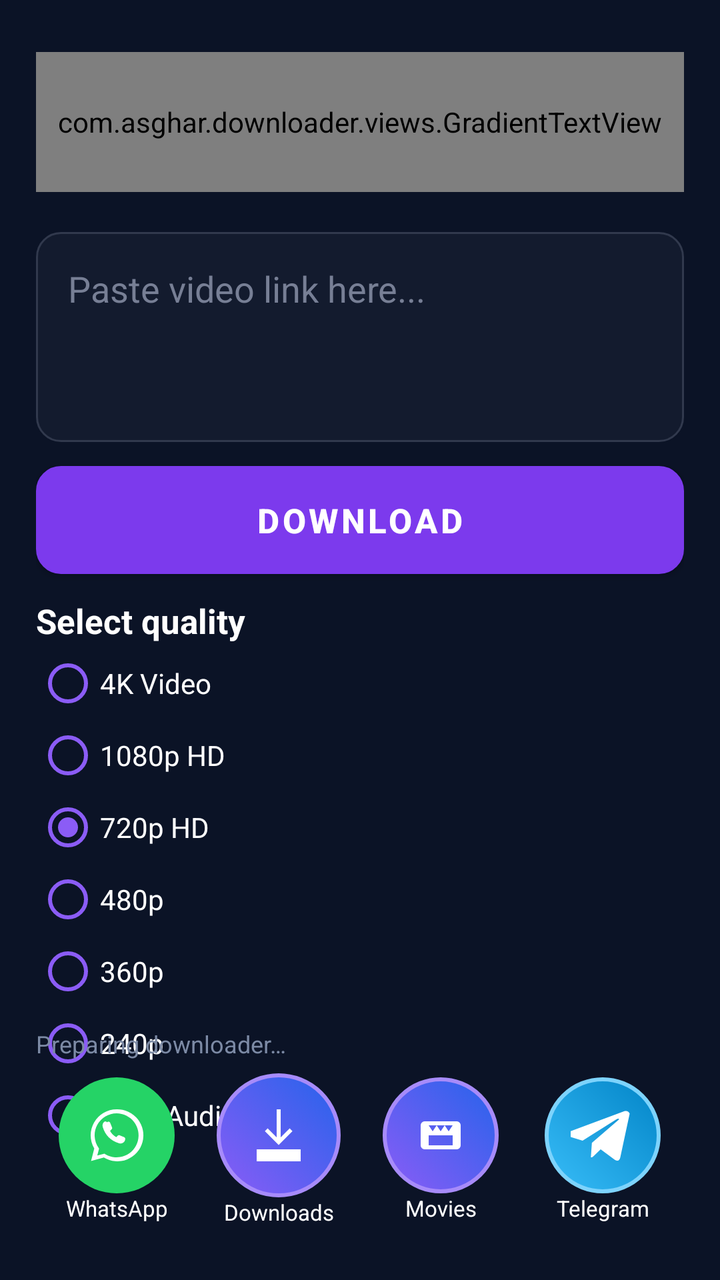
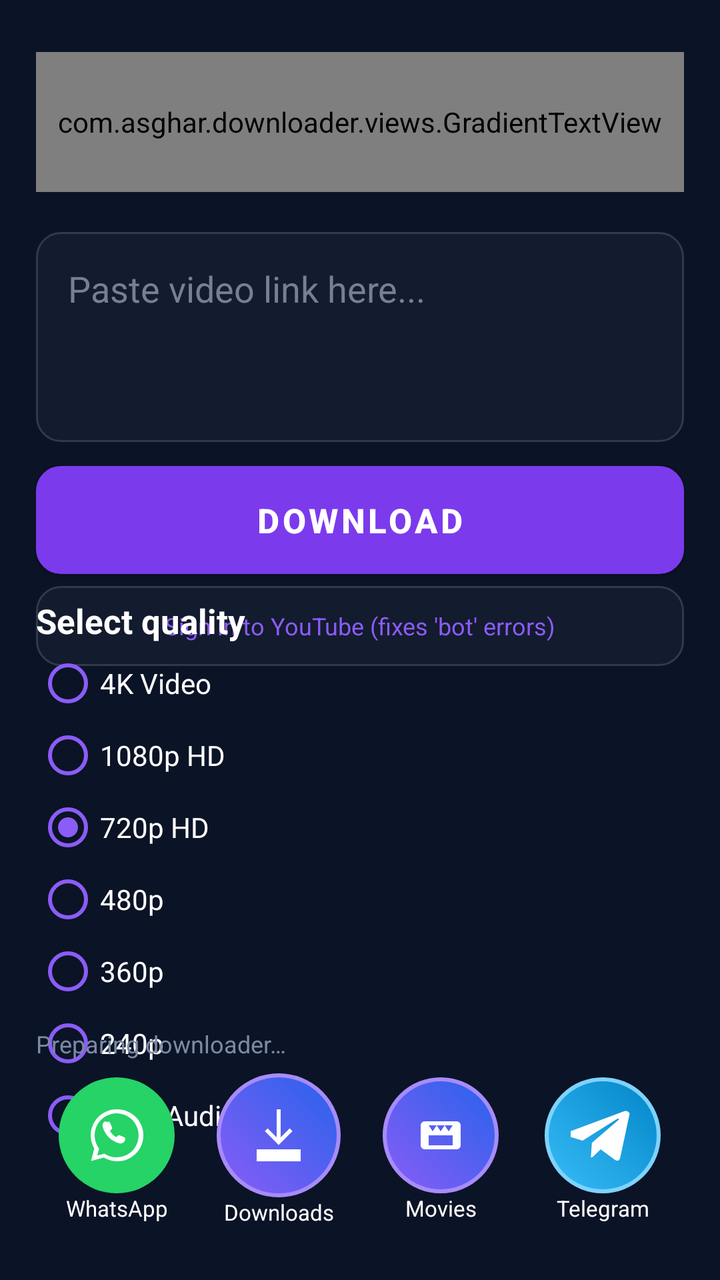

Two renders of the same Android screen: before a commit and after it. Below are the layout's source before the change and the commit's diff.
<!-- AndroidManifest.xml: application theme Theme.AsgharDownloader -->
<!-- res/layout/activity_main.xml -->
<?xml version="1.0" encoding="utf-8"?>
<androidx.constraintlayout.widget.ConstraintLayout xmlns:android="http://schemas.android.com/apk/res/android"
    xmlns:app="http://schemas.android.com/apk/res-auto"
    android:layout_width="match_parent"
    android:layout_height="match_parent"
    android:background="@color/background"
    android:padding="18dp">

    <com.asghar.downloader.views.GradientTextView
        android:id="@+id/tvTitle"
        android:layout_width="match_parent"
        android:layout_height="70dp"
        android:layout_marginTop="8dp"
        app:layout_constraintTop_toTopOf="parent"
        app:layout_constraintStart_toStartOf="parent"
        app:layout_constraintEnd_toEndOf="parent" />

    <EditText
        android:id="@+id/etUrl"
        android:layout_width="0dp"
        android:layout_height="105dp"
        android:layout_marginTop="20dp"
        android:background="@drawable/edittext_bg"
        android:gravity="top|start"
        android:hint="Paste video link here..."
        android:inputType="textUri|textMultiLine"
        android:padding="16dp"
        android:textColor="#FFFFFF"
        android:textColorHint="#777F95"
        app:layout_constraintEnd_toEndOf="parent"
        app:layout_constraintStart_toStartOf="parent"
        app:layout_constraintTop_toBottomOf="@id/tvTitle" />

    <Button
        android:id="@+id/btnDownload"
        android:layout_width="0dp"
        android:layout_height="54dp"
        android:layout_marginTop="12dp"
        android:background="@drawable/premium_button_bg"
        android:text="DOWNLOAD"
        android:textColor="#FFFFFF"
        android:textSize="17sp"
        android:textStyle="bold"
        app:layout_constraintEnd_toEndOf="parent"
        app:layout_constraintStart_toStartOf="parent"
        app:layout_constraintTop_toBottomOf="@id/etUrl" />

    <TextView
        android:id="@+id/tvQualityLabel"
        android:layout_width="wrap_content"
        android:layout_height="wrap_content"
        android:layout_marginTop="12dp"
        android:text="Select quality"
        android:textColor="#FFFFFF"
        android:textSize="17sp"
        android:textStyle="bold"
        app:layout_constraintStart_toStartOf="parent"
        app:layout_constraintTop_toBottomOf="@id/btnDownload" />

    <RadioGroup
        android:id="@+id/rgQuality"
        android:layout_width="0dp"
        android:layout_height="wrap_content"
        android:layout_marginTop="2dp"
        android:orientation="vertical"
        app:layout_constraintEnd_toEndOf="parent"
        app:layout_constraintStart_toStartOf="parent"
        app:layout_constraintTop_toBottomOf="@id/tvQualityLabel">
        <RadioButton android:id="@+id/rb4k" android:layout_width="match_parent" android:layout_height="36dp" android:buttonTint="#8B5CF6" android:tag="4k" android:text="4K Video" android:textColor="#FFFFFF" />
        <RadioButton android:id="@+id/rb1080p" android:layout_width="match_parent" android:layout_height="36dp" android:buttonTint="#8B5CF6" android:tag="1080p" android:text="1080p HD" android:textColor="#FFFFFF" />
        <RadioButton android:id="@+id/rb720p" android:layout_width="match_parent" android:layout_height="36dp" android:buttonTint="#8B5CF6" android:checked="true" android:tag="720p" android:text="720p HD" android:textColor="#FFFFFF" />
        <RadioButton android:id="@+id/rb480p" android:layout_width="match_parent" android:layout_height="36dp" android:buttonTint="#8B5CF6" android:tag="480p" android:text="480p" android:textColor="#FFFFFF" />
        <RadioButton android:id="@+id/rb360p" android:layout_width="match_parent" android:layout_height="36dp" android:buttonTint="#8B5CF6" android:tag="360p" android:text="360p" android:textColor="#FFFFFF" />
        <RadioButton android:id="@+id/rb240p" android:layout_width="match_parent" android:layout_height="36dp" android:buttonTint="#8B5CF6" android:tag="240p" android:text="240p" android:textColor="#FFFFFF" />
        <RadioButton android:id="@+id/rbMp3" android:layout_width="match_parent" android:layout_height="36dp" android:buttonTint="#8B5CF6" android:tag="mp3" android:text="MP3 Audio" android:textColor="#FFFFFF" />
    </RadioGroup>

    <TextView
        android:id="@+id/tvEngineStatus"
        android:layout_width="wrap_content"
        android:layout_height="wrap_content"
        android:layout_marginBottom="92dp"
        android:text="Preparing downloader…"
        android:textColor="#7C8AA5"
        android:textSize="12sp"
        app:layout_constraintBottom_toBottomOf="parent"
        app:layout_constraintStart_toStartOf="parent" />

    <LinearLayout
        android:id="@+id/bottomBar"
        android:layout_width="0dp"
        android:layout_height="86dp"
        android:layout_marginBottom="4dp"
        android:gravity="center"
        android:orientation="horizontal"
        app:layout_constraintBottom_toBottomOf="parent"
        app:layout_constraintEnd_toEndOf="parent"
        app:layout_constraintStart_toStartOf="parent">

        <LinearLayout android:layout_width="0dp" android:layout_height="wrap_content" android:layout_weight="1" android:gravity="center" android:orientation="vertical">
            <ImageButton android:id="@+id/btnWhatsapp" android:layout_width="58dp" android:layout_height="58dp" android:background="@drawable/whatsapp_button_bg" android:contentDescription="WhatsApp" android:padding="13dp" android:src="@drawable/ic_whatsapp" />
            <TextView android:layout_width="wrap_content" android:layout_height="wrap_content" android:text="WhatsApp" android:textColor="#FFFFFF" android:textSize="11sp" />
        </LinearLayout>

        <LinearLayout android:layout_width="0dp" android:layout_height="wrap_content" android:layout_weight="1" android:gravity="center" android:orientation="vertical">
            <ImageButton android:id="@+id/btnDownloads" android:layout_width="62dp" android:layout_height="62dp" android:background="@drawable/downloads_button_bg" android:contentDescription="Download list" android:padding="15dp" android:src="@drawable/ic_downloads" />
            <TextView android:layout_width="wrap_content" android:layout_height="wrap_content" android:text="Downloads" android:textColor="#FFFFFF" android:textSize="11sp" />
        </LinearLayout>

        <LinearLayout android:layout_width="0dp" android:layout_height="wrap_content" android:layout_weight="1" android:gravity="center" android:orientation="vertical">
            <ImageButton android:id="@+id/btnMovies" android:layout_width="58dp" android:layout_height="58dp" android:background="@drawable/movies_button_bg" android:contentDescription="Movies" android:padding="13dp" android:src="@drawable/ic_movies" />
            <TextView android:layout_width="wrap_content" android:layout_height="wrap_content" android:text="Movies" android:textColor="#FFFFFF" android:textSize="11sp" />
        </LinearLayout>

        <LinearLayout android:layout_width="0dp" android:layout_height="wrap_content" android:layout_weight="1" android:gravity="center" android:orientation="vertical">
            <ImageButton android:id="@+id/btnTelegram" android:layout_width="58dp" android:layout_height="58dp" android:background="@drawable/telegram_button_bg" android:contentDescription="Telegram channel" android:padding="13dp" android:src="@drawable/ic_telegram" />
            <TextView android:layout_width="wrap_content" android:layout_height="wrap_content" android:text="Telegram" android:textColor="#FFFFFF" android:textSize="11sp" />
        </LinearLayout>
    </LinearLayout>
</androidx.constraintlayout.widget.ConstraintLayout>
<!-- resources referenced by this layout -->
<resources>
  <color name="background">#0b1326</color>
  <!-- drawable downloads_button_bg (drawable) -->
  <selector xmlns:android="http://schemas.android.com/apk/res/android"><item><shape><corners android:radius="30dp"/><gradient android:angle="45" android:startColor="#8B5CF6" android:endColor="#2563EB"/><stroke android:width="2dp" android:color="#A78BFA"/></shape></item></selector>
  <!-- drawable edittext_bg (drawable) -->
  <shape xmlns:android="http://schemas.android.com/apk/res/android">
      <solid android:color="#131b2e" />
      <corners android:radius="12dp" />
      <stroke android:width="1dp" android:color="#31394d" />
  </shape>
  <!-- drawable ic_downloads (drawable) -->
  <vector xmlns:android="http://schemas.android.com/apk/res/android" android:width="32dp" android:height="32dp" android:viewportWidth="32" android:viewportHeight="32"><path android:fillColor="#FFFFFF" android:pathData="M15,3h2v14l4.5,-4.5 1.4,1.4L16,20.8l-6.9,-6.9 1.4,-1.4L15,17zM5,23h22v6H5z"/></vector>
  <!-- drawable ic_movies (drawable) -->
  <vector xmlns:android="http://schemas.android.com/apk/res/android" android:width="24dp" android:height="24dp" android:viewportWidth="24" android:viewportHeight="24">
      <path android:fillColor="#FFFFFF" android:pathData="M4,5h16a2,2 0,0 1,2 2v10a2,2 0,0 1,-2 2H4a2,2 0,0 1,-2 -2V7a2,2 0,0 1,2 -2zM6,7l2,3 2,-3 2,3 2,-3 2,3 2,-3H6zM6,17h12v-5H6v5z"/>
  </vector>
  <!-- drawable ic_telegram (drawable) -->
  <vector xmlns:android="http://schemas.android.com/apk/res/android" android:width="32dp" android:height="32dp" android:viewportWidth="32" android:viewportHeight="32"><path android:fillColor="#FFFFFF" android:pathData="M29.5,5.2L24.8,27.1c-0.35,1.55 -1.28,1.94 -2.6,1.21l-7.2,-5.31 -3.47,3.34c-0.38,0.38 -0.7,0.7 -1.43,0.7l0.51,-7.33L23.95,8.24c0.61,-0.54 -0.13,-0.84 -0.94,-0.3L5.96,18.66l-7.07,-2.21c-1.54,-0.48 -1.57,-1.54 0.32,-2.28L26.84,3.95c1.29,-0.48 2.42,0.3 2.66,1.25z"/></vector>
  <!-- drawable movies_button_bg (drawable) -->
  <selector xmlns:android="http://schemas.android.com/apk/res/android"><item><shape><corners android:radius="30dp"/><gradient android:angle="45" android:startColor="#8B5CF6" android:endColor="#2563EB"/><stroke android:width="2dp" android:color="#A78BFA"/></shape></item></selector>
  <!-- drawable premium_button_bg (drawable) -->
  <shape xmlns:android="http://schemas.android.com/apk/res/android"><corners android:radius="12dp"/><gradient android:angle="0" android:startColor="#7C3AED" android:endColor="#2563EB"/><stroke android:width="1dp" android:color="#A78BFA"/></shape>
  <!-- drawable telegram_button_bg (drawable) -->
  <shape xmlns:android="http://schemas.android.com/apk/res/android"><corners android:radius="30dp"/><gradient android:angle="45" android:startColor="#38BDF8" android:endColor="#0284C7"/><stroke android:width="2dp" android:color="#7DD3FC"/></shape>
  <!-- drawable whatsapp_button_bg (drawable) -->
  <?xml version="1.0" encoding="utf-8"?>
  <shape xmlns:android="http://schemas.android.com/apk/res/android" android:shape="oval">
      <solid android:color="#25D366" />
      <padding android:left="4dp" android:top="4dp" android:right="4dp" android:bottom="4dp" />
  </shape>
  <style name="Theme.AsgharDownloader" parent="Theme.MaterialComponents.DayNight.NoActionBar">
          <item name="colorPrimary">@color/primary</item>
          <item name="android:windowBackground">@color/background</item>
      </style>
  <color name="primary">#7c3aed</color>
  <!-- unchanged entries left out for length: 1 -->
</resources>

<!-- the commit's change to res/layout/activity_main.xml (unified diff, before → after) -->
@@ -44,6 +44,21 @@
         app:layout_constraintEnd_toEndOf="parent"
         app:layout_constraintStart_toStartOf="parent"
         app:layout_constraintTop_toBottomOf="@id/etUrl" />
+
+    <TextView
+        android:id="@+id/btnYoutubeSignIn"
+        android:layout_width="0dp"
+        android:layout_height="40dp"
+        android:layout_marginTop="6dp"
+        android:background="@drawable/edittext_bg"
+        android:gravity="center"
+        android:padding="8dp"
+        android:text="Sign in to YouTube (fixes 'bot' errors)"
+        android:textColor="#8B5CF6"
+        android:textSize="12sp"
+        app:layout_constraintEnd_toEndOf="parent"
+        app:layout_constraintStart_toStartOf="parent"
+        app:layout_constraintTop_toBottomOf="@id/btnDownload" />
 
     <TextView
         android:id="@+id/tvQualityLabel"
